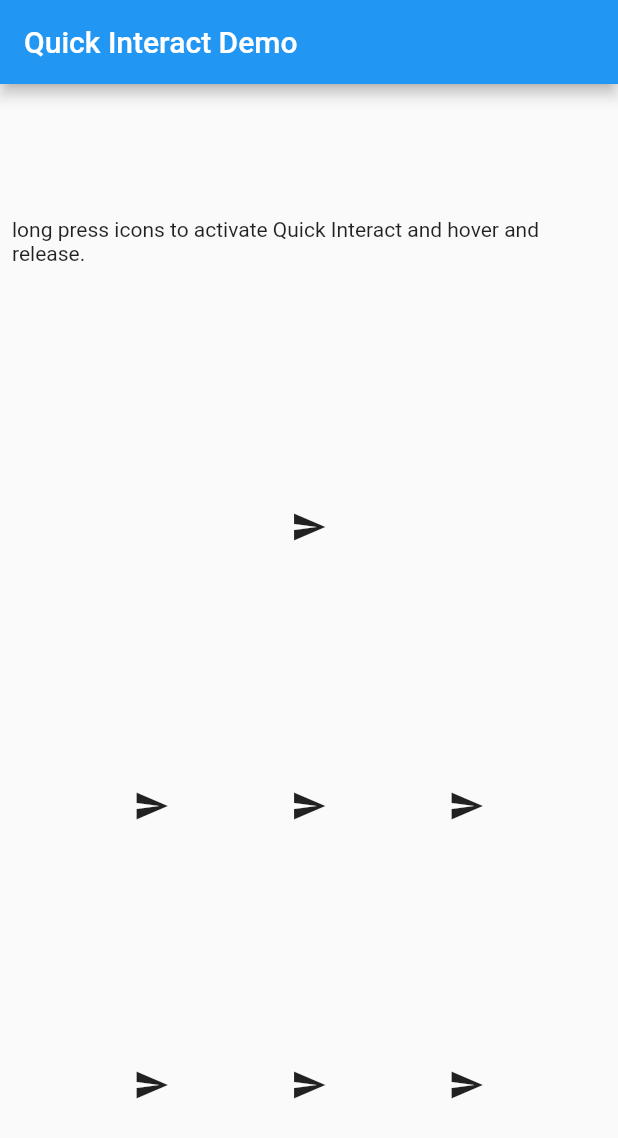
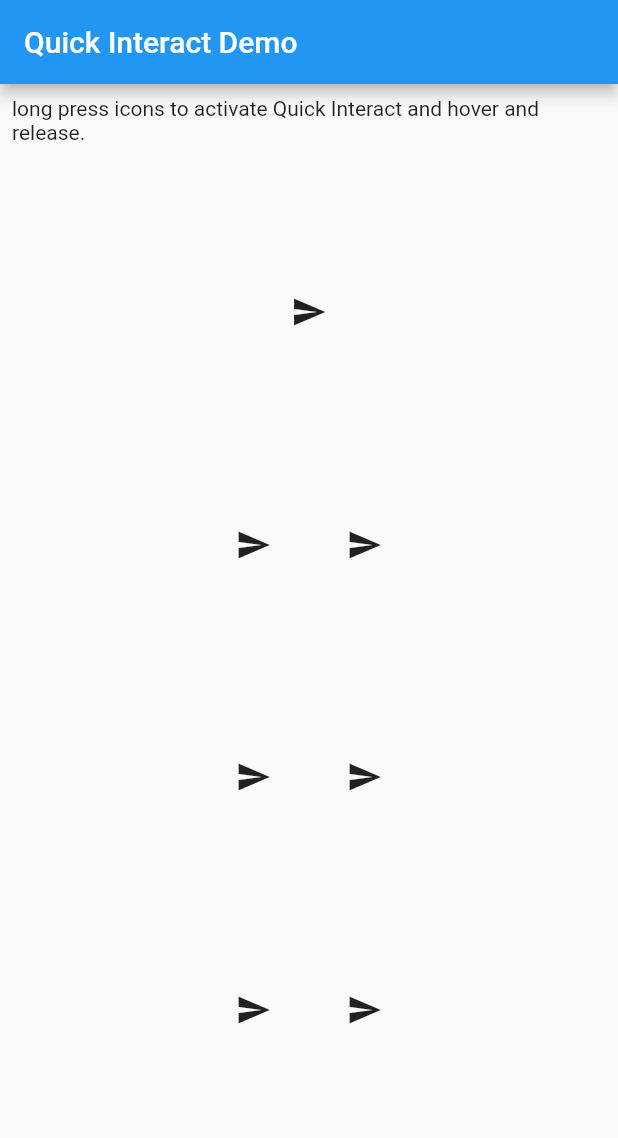
Before and after one commit to onatcipli/quick_interact, a Flutter app: the screen it shows after launch, on a phone screen of 412 x 824 dp. Shown: the top 1138 px of the screen. Run offline on Flutter 3.47's test engine with Material 2 defaults, Android fonts, the phone set to English and light mode, and no system bars; missing offline and left inert: flutter_vibrate.

Commit message:
changes for example usage

```diff
--- a/example/lib/main.dart
+++ b/example/lib/main.dart
@@ -38,6 +38,9 @@ class MyHomePage extends StatelessWidget {
             const Text(
               'long press icons to activate Quick Interact and hover and release.',
             ),
+            const SizedBox(
+              height: 100,
+            ),
             Center(
               child: QuickInteractions(
                 quickInteractionWidgets: const [
@@ -55,27 +58,43 @@ class MyHomePage extends StatelessWidget {
                 child: const Icon(Icons.send),
               ),
             ),
-            Center(
+            Expanded(
               child: Row(
+                mainAxisAlignment: MainAxisAlignment.center,
+                mainAxisSize: MainAxisSize.max,
+                children: [
+                  Column(
+                    mainAxisAlignment: MainAxisAlignment.spaceEvenly,
+                    crossAxisAlignment: CrossAxisAlignment.start,
+                    children: <Widget>[
+                      iconQuickReaction(
+                        config: const QuickInteractConfig(),
+                      ),
+                      iconQuickReaction(
+                        config: const QuickInteractConfig.onlyScale(),
+                      ),
+                      iconQuickReaction(
+                        config: const QuickInteractConfig.onlyTransition(),
+                      ),
+                    ],
+                  ),
+                  const SizedBox(
+                    width: 50,
+                  ),
+                  Column(
                     mainAxisAlignment: MainAxisAlignment.spaceEvenly,
                     children: <Widget>[
-                  userAvatarQuickReaction(config: const QuickInteractConfig()),
                       userAvatarQuickReaction(
-                      config: const QuickInteractConfig.onlyScale()),
+                        config: const QuickInteractConfig(),
+                      ),
                       userAvatarQuickReaction(
-                      config: const QuickInteractConfig.onlyTransition()),
+                        config: const QuickInteractConfig.onlyScale(),
+                      ),
+                      userAvatarQuickReaction(
+                        config: const QuickInteractConfig.onlyTransition(),
+                      ),
                     ],
                   ),
-            ),
-            Center(
-              child: Row(
-                mainAxisAlignment: MainAxisAlignment.spaceEvenly,
-                children: <Widget>[
-                  iconQuickReaction(config: const QuickInteractConfig()),
-                  iconQuickReaction(
-                      config: const QuickInteractConfig.onlyScale()),
-                  iconQuickReaction(
-                      config: const QuickInteractConfig.onlyTransition()),
                 ],
               ),
             ),
@@ -122,8 +141,7 @@ class MyHomePage extends StatelessWidget {
   }
 
   Widget iconQuickReaction({required QuickInteractConfig config}) {
-    return Center(
-      child: QuickInteractions(
+    return QuickInteractions(
       quickInteractionWidgets: const [
         Icon(Icons.thumb_up),
         Icon(Icons.thumb_down),
@@ -135,7 +153,6 @@ class MyHomePage extends StatelessWidget {
       },
       config: config,
       child: const Icon(Icons.send),
-      ),
     );
   }
 }
```
Lines whose indentation alone changed are shown as unchanged.
